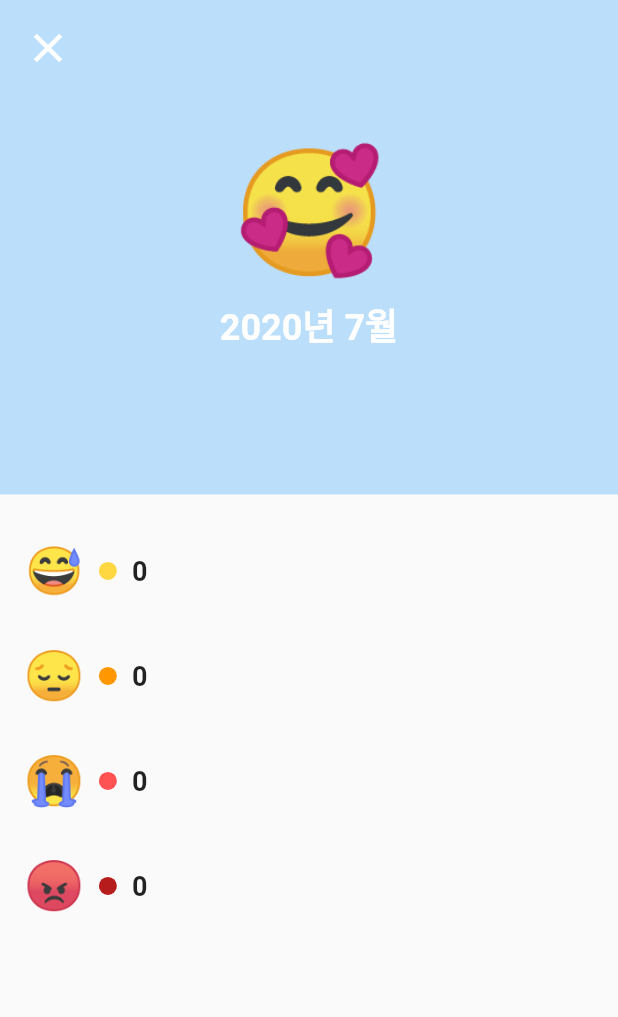
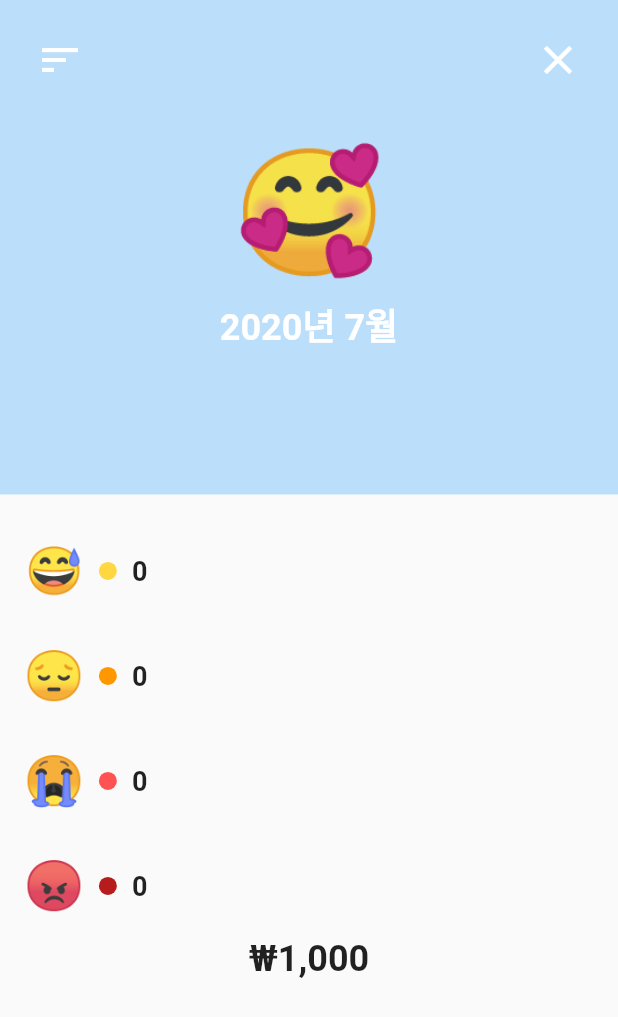
Before and after one commit to junhaddi/Pongdang, a Flutter app: the screen it shows after launch, after a tap on the "equalizer" icon, on a phone screen of 412 x 824 dp. Shown: the top 1017 px of the screen. Run offline on Flutter 3.47's test engine with Material 2 defaults, Android fonts, the phone set to English and light mode, and no system bars; our stand-ins replace flutter_swiper, shared_preferences, table_calendar; Roboto replaces fonts that are missing (NanumBarunGothic).

```diff
--- a/lib/screens/status_screen.dart
+++ b/lib/screens/status_screen.dart
@@ -117,9 +117,29 @@ class _StatusScreenState extends State<StatusScreen> {
                     });
                   },
                 ),
-                SafeArea(
+                Align(
+                  alignment: Alignment.topLeft,
+                  child: SafeArea(
                     child: Padding(
-                    padding: EdgeInsets.all(8.0),
+                      padding: EdgeInsets.all(16.0),
+                      child: IconButton(
+                        icon: Icon(
+                          Icons.sort,
+                          color: Colors.white,
+                        ),
+                        iconSize: 32.0,
+                        onPressed: () {
+                          Navigator.of(context).pop();
+                        },
+                      ),
+                    ),
+                  ),
+                ),
+                Align(
+                  alignment: Alignment.topRight,
+                  child: SafeArea(
+                    child: Padding(
+                      padding: EdgeInsets.all(16.0),
                       child: IconButton(
                         icon: Icon(
                           Icons.close,
@@ -132,9 +152,9 @@ class _StatusScreenState extends State<StatusScreen> {
                       ),
                     ),
                   ),
+                ),
                 _headerList.length > 1
-                    ? Positioned.fill(
-                        child: Align(
+                    ? Align(
                         alignment: Alignment.centerLeft,
                         child: SafeArea(
                           child: Padding(
@@ -151,12 +171,10 @@ class _StatusScreenState extends State<StatusScreen> {
                             ),
                           ),
                         ),
-                        ),
                       )
                     : Container(),
                 _headerList.length > 1
-                    ? Positioned.fill(
-                        child: Align(
+                    ? Align(
                         alignment: Alignment.centerRight,
                         child: SafeArea(
                           child: Padding(
@@ -170,7 +188,6 @@ class _StatusScreenState extends State<StatusScreen> {
                               onPressed: () {
                                 _swiperController.next();
                               },
-                              ),
                             ),
                           ),
                         ),
@@ -208,6 +225,13 @@ class _StatusScreenState extends State<StatusScreen> {
                     color: Util.getColor(4.0),
                     width: _level[3]['width'],
                     value: _level[3]['value'],
+                  ),
+                  Text(
+                    '₩1,000',
+                    style: TextStyle(
+                      fontSize: 24.0,
+                      fontWeight: FontWeight.bold,
+                    ),
                   ),
                 ],
               ),
--- a/pubspec.yaml
+++ b/pubspec.yaml
@@ -53,6 +53,9 @@ flutter:
     - assets/images/splash.jpg
     - assets/images/liver_1.png
     - assets/images/liver_2.png
+    - assets/images/reconfirm_1.gif
+    - assets/images/reconfirm_2.gif
+    - assets/images/reconfirm_3.gif
 
   # An image asset can refer to one or more resolution-specific "variants", see
   # https://flutter.dev/assets-and-images/#resolution-aware.
```
Also changed, not shown: lib/screens/index_screen.dart (+90 -4 lines), assets/images/reconfirm_1.gif (added), assets/images/reconfirm_3.gif (added), 1 other file. Lines whose indentation alone changed are shown as unchanged.
